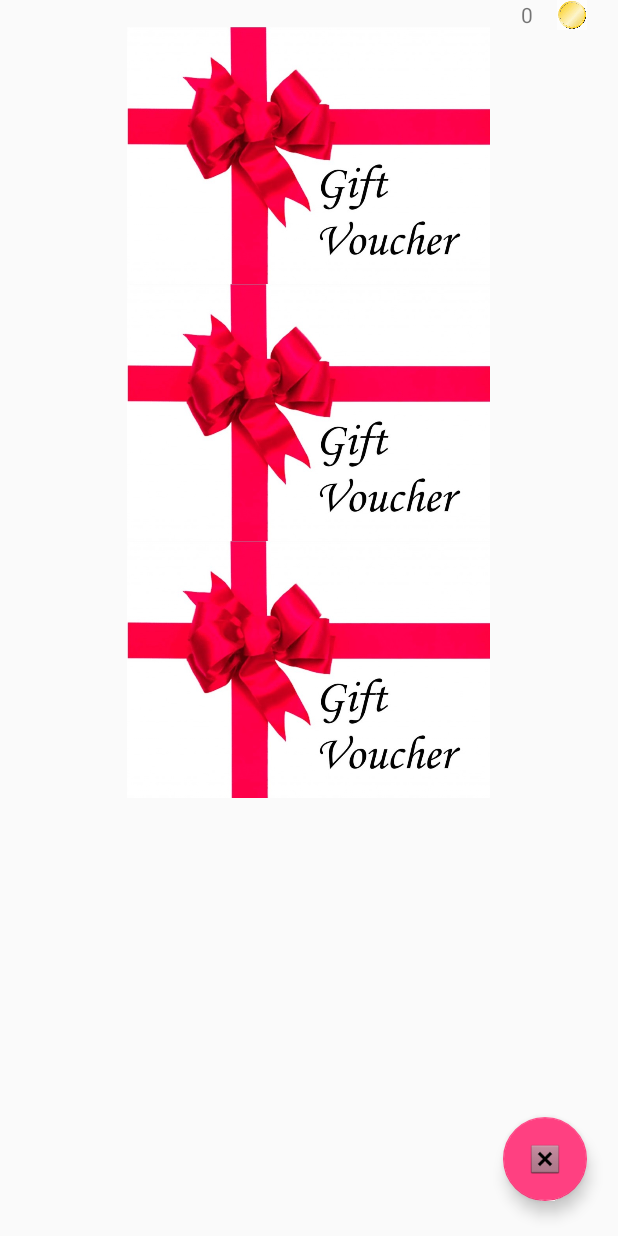
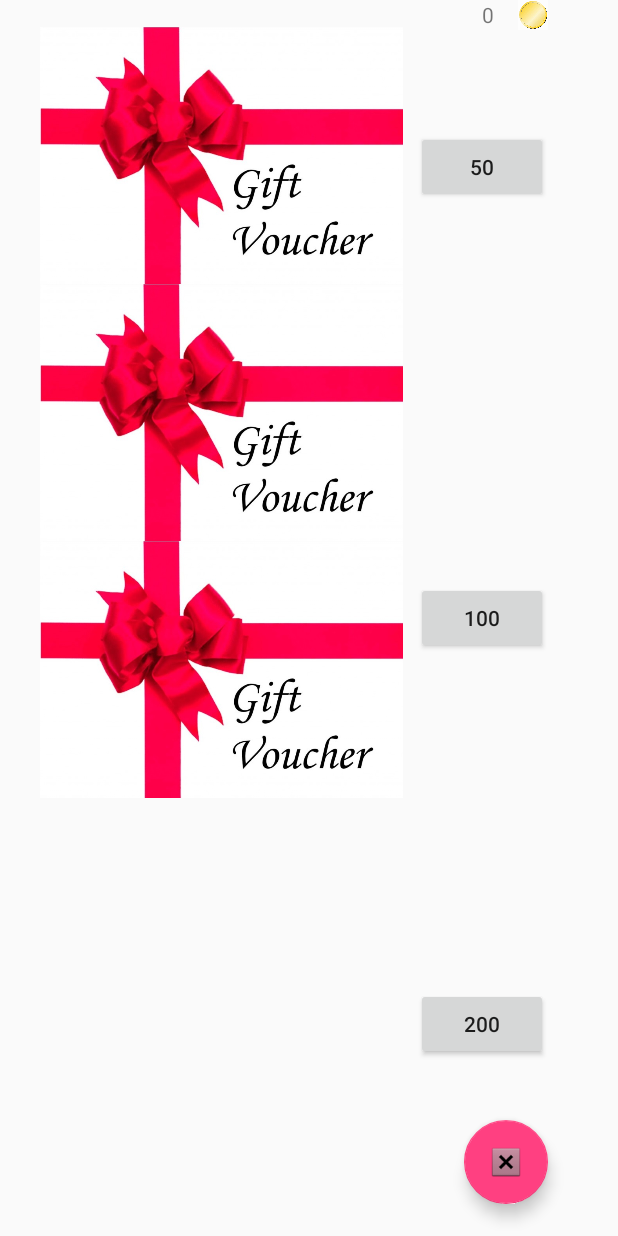
Before and after one commit to alvindrakes/HealthcareApp, an Android app: the Store screen opened directly, with no data from a screen before it, on a phone screen of 412 x 824 dp. Run offline under Robolectric (Android 15) with nearby library versions, the phone set to English and light mode, and no system bars; our stand-ins replace Firebase (no records; nobody signed in at launch, a user with empty details on screens opened directly); 2 statements that could not run were skipped.

Commit message:
update store

```diff
--- a/app/src/main/java/com/alvindrakes/loginpage/Store.java
+++ b/app/src/main/java/com/alvindrakes/loginpage/Store.java
@@ -6,17 +6,21 @@ import android.support.design.widget.FloatingActionButton;
 import android.support.v7.app.AppCompatActivity;
 import android.view.View;
 import android.widget.Button;
+import android.widget.TextView;
+import android.widget.Toast;
 
 /**
  * Created by ming on 24/1/2018.
  */
 
-public class Store extends AppCompatActivity {
+public class Store extends MainActivity{
+    TextView coin;
 
     @Override
     protected void onCreate(Bundle savedInstanceState) {
         super.onCreate(savedInstanceState);
         setContentView(R.layout.store);
+        coin = (TextView) findViewById(R.id.amount2);
 
         FloatingActionButton back = (FloatingActionButton) findViewById(R.id.close_store);
 
@@ -27,5 +31,52 @@ public class Store extends AppCompatActivity {
                 startActivity(StartPageIntent);
             }
         });
+        //user.getCoin();
+        //coin.setText(Integer.toString(user.getCoin()));
+        Button price_1 = (Button) findViewById(R.id.button2);
+        Button price_2 = (Button) findViewById(R.id.button3);
+        Button price_3 = (Button) findViewById(R.id.button4);
+        price_1.setOnClickListener(new View.OnClickListener() {
+            @Override
+            public void onClick(View view) {
+              if (user.getCoin()>= 50) {
+                  user.setCoin(user.getCoin() - 50);
+                  coin.setText(Integer.toString(user.getCoin()));
+                  StatisticData.updateData(data,user.getDay(),user.getCoin());
+              }
+                else {
+                  Toast.makeText(Store.this, "Insufficient coins", Toast.LENGTH_SHORT).show();
+              }
+
+    }
+});
+        price_2.setOnClickListener(new View.OnClickListener() {
+            @Override
+            public void onClick(View view) {
+                if (user.getCoin()>= 100) {
+                    user.setCoin(user.getCoin() - 100);
+                    coin.setText(Integer.toString(user.getCoin()));
+                    StatisticData.updateData(data,user.getDay(),user.getCoin());
+                }
+                else {
+                    Toast.makeText(Store.this, "Insufficient coins", Toast.LENGTH_SHORT).show();
+                }
+
+            }
+        });
+        price_3.setOnClickListener(new View.OnClickListener() {
+            @Override
+            public void onClick(View view) {
+                if (user.getCoin()>= 200) {
+                    user.setCoin(user.getCoin() - 200);
+                    coin.setText(Integer.toString(user.getCoin()));
+                    StatisticData.updateData(data,user.getDay(),user.getCoin());
+                }
+                else {
+                    Toast.makeText(Store.this, "Insufficient coins", Toast.LENGTH_SHORT).show();
+                }
+
+            }
+        });
     }
 }
--- a/app/src/main/res/layout/store.xml
+++ b/app/src/main/res/layout/store.xml
@@ -10,8 +10,8 @@
         android:id="@+id/imageView"
         android:layout_width="259dp"
         android:layout_height="171dp"
+        android:layout_alignStart="@+id/imageView2"
         android:layout_below="@+id/imageView3"
-        android:layout_centerHorizontal="true"
         app:srcCompat="@drawable/test"
         tools:layout_editor_absoluteX="53dp"
         tools:layout_editor_absoluteY="92dp" />
@@ -20,8 +20,9 @@
         android:id="@+id/imageView2"
         android:layout_width="259dp"
         android:layout_height="171dp"
+        android:layout_alignParentStart="true"
         android:layout_below="@+id/imageView"
-        android:layout_centerHorizontal="true"
+        android:layout_marginStart="18dp"
         app:srcCompat="@drawable/test"
         tools:layout_editor_absoluteX="53dp"
         tools:layout_editor_absoluteY="283dp" />
@@ -30,9 +31,9 @@
         android:id="@+id/close_store"
         android:layout_width="wrap_content"
         android:layout_height="wrap_content"
+        android:layout_alignEnd="@+id/button4"
         android:layout_alignParentBottom="true"
-        android:layout_marginBottom="23dp"
-        android:layout_toEndOf="@+id/imageView2"
+        android:layout_marginBottom="21dp"
         android:clickable="true"
         app:srcCompat="@android:drawable/btn_dialog" />
 
@@ -65,4 +66,30 @@
         android:layout_alignStart="@+id/imageView"
         android:layout_marginTop="18dp"
         app:srcCompat="@drawable/test" />
+
+    <Button
+        android:id="@+id/button2"
+        android:layout_width="wrap_content"
+        android:layout_height="wrap_content"
+        android:layout_above="@+id/imageView"
+        android:layout_marginBottom="54dp"
+        android:layout_toEndOf="@+id/imageView3"
+        android:text="50" />
+
+    <Button
+        android:id="@+id/button3"
+        android:layout_width="wrap_content"
+        android:layout_height="wrap_content"
+        android:layout_centerVertical="true"
+        android:layout_toEndOf="@+id/imageView"
+        android:text="100" />
+
+    <Button
+        android:id="@+id/button4"
+        android:layout_width="wrap_content"
+        android:layout_height="wrap_content"
+        android:layout_above="@+id/close_store"
+        android:layout_alignEnd="@+id/button3"
+        android:layout_marginBottom="40dp"
+        android:text="200" />
 </android.widget.RelativeLayout>
```
